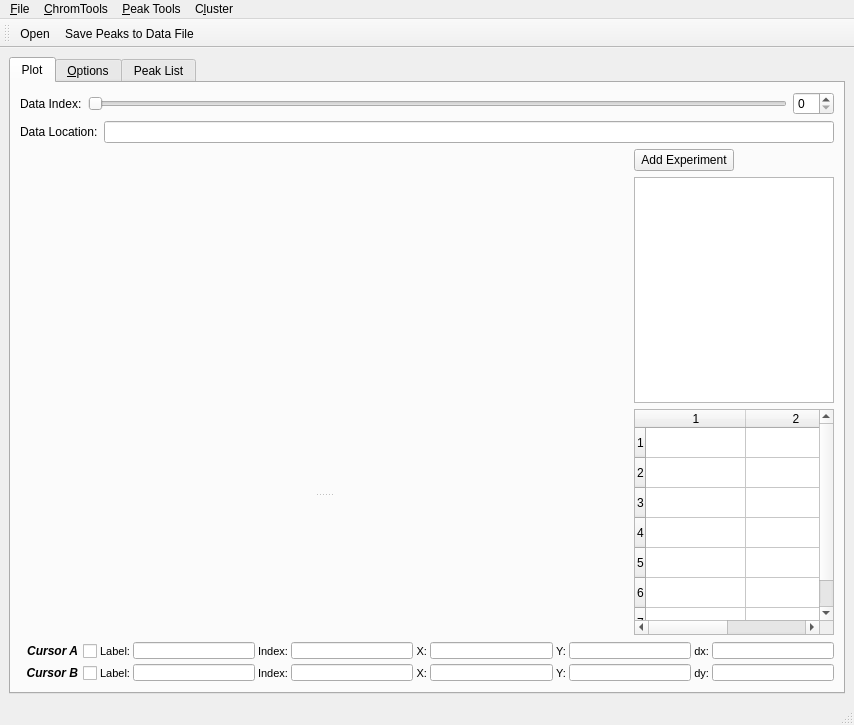
Qt form GCAlign/iterate.ui (mfitzp/toolz) before a commit.
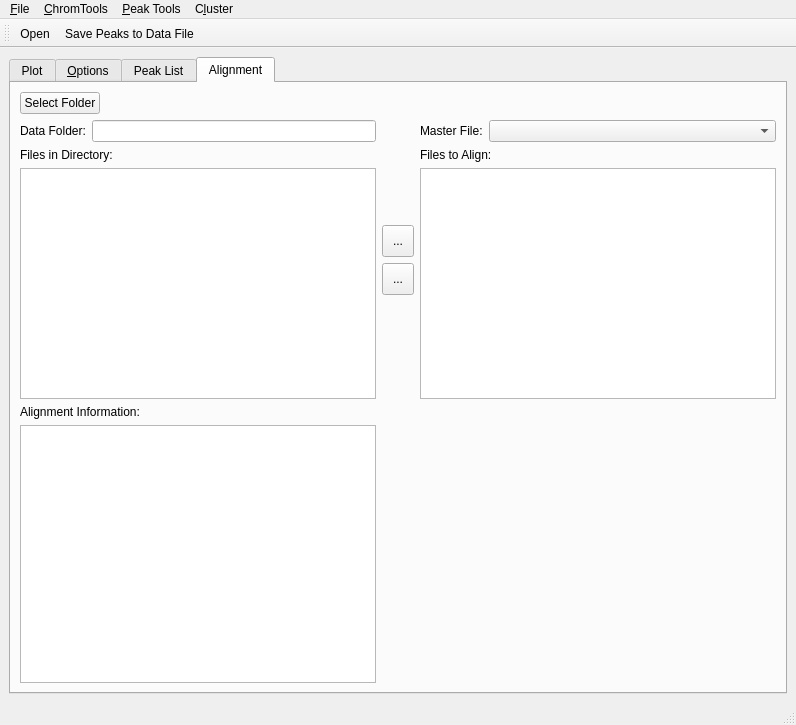
The same form after that commit. The open tabs and pages were chosen to show the change. Icons and pictures are not drawn. Custom widgets are drawn as their Qt base class.

What changed in the file:
```diff
--- a/GCAlign/iterate.ui
+++ b/GCAlign/iterate.ui
@@ -28,6 +28,12 @@
    <layout class="QHBoxLayout" >
     <item>
      <widget class="QTabWidget" name="tabWidget" >
+      <property name="minimumSize" >
+       <size>
+        <width>32</width>
+        <height>32</height>
+       </size>
+      </property>
       <property name="currentIndex" >
        <number>0</number>
       </property>
@@ -1181,6 +1187,213 @@
         </item>
        </layout>
       </widget>
+      <widget class="QWidget" name="tab_3" >
+       <attribute name="title" >
+        <string>Alignment</string>
+       </attribute>
+       <layout class="QHBoxLayout" >
+        <item>
+         <layout class="QGridLayout" >
+          <item row="1" column="0" >
+           <layout class="QVBoxLayout" >
+            <item>
+             <layout class="QHBoxLayout" >
+              <item>
+               <widget class="QLabel" name="label_25" >
+                <property name="text" >
+                 <string>Data Folder:</string>
+                </property>
+               </widget>
+              </item>
+              <item>
+               <widget class="QLineEdit" name="lineEdit" />
+              </item>
+             </layout>
+            </item>
+            <item>
+             <widget class="QLabel" name="label_21" >
+              <property name="text" >
+               <string>Files in Directory:</string>
+              </property>
+             </widget>
+            </item>
+            <item>
+             <widget class="QListWidget" name="listWidget_2" />
+            </item>
+           </layout>
+          </item>
+          <item row="1" column="2" >
+           <layout class="QVBoxLayout" >
+            <item>
+             <layout class="QHBoxLayout" >
+              <item>
+               <widget class="QLabel" name="label_24" >
+                <property name="text" >
+                 <string>Master File:</string>
+                </property>
+               </widget>
+              </item>
+              <item>
+               <widget class="QComboBox" name="comboBox" >
+                <property name="sizePolicy" >
+                 <sizepolicy vsizetype="Fixed" hsizetype="Expanding" >
+                  <horstretch>0</horstretch>
+                  <verstretch>0</verstretch>
+                 </sizepolicy>
+                </property>
+               </widget>
+              </item>
+             </layout>
+            </item>
+            <item>
+             <widget class="QLabel" name="label_22" >
+              <property name="text" >
+               <string>Files to Align:</string>
+              </property>
+             </widget>
+            </item>
+            <item>
+             <widget class="QListWidget" name="listWidget_3" />
+            </item>
+           </layout>
+          </item>
+          <item row="1" column="1" >
+           <layout class="QVBoxLayout" >
+            <item>
+             <spacer>
+              <property name="orientation" >
+               <enum>Qt::Vertical</enum>
+              </property>
+              <property name="sizeHint" >
+               <size>
+                <width>20</width>
+                <height>50</height>
+               </size>
+              </property>
+             </spacer>
+            </item>
+            <item>
+             <widget class="QToolButton" name="toolButton" >
+              <property name="minimumSize" >
+               <size>
+                <width>32</width>
+                <height>32</height>
+               </size>
+              </property>
+              <property name="maximumSize" >
+               <size>
+                <width>32</width>
+                <height>32</height>
+               </size>
+              </property>
+              <property name="toolTip" >
+               <string>Add File(s)</string>
+              </property>
+              <property name="text" >
+               <string>...</string>
+              </property>
+              <property name="icon" >
+               <iconset resource="icons.qrc" >:/new/prefix1/icons/forward.png</iconset>
+              </property>
+              <property name="iconSize" >
+               <size>
+                <width>32</width>
+                <height>32</height>
+               </size>
+              </property>
+             </widget>
+            </item>
+            <item>
+             <widget class="QToolButton" name="toolButton_2" >
+              <property name="minimumSize" >
+               <size>
+                <width>32</width>
+                <height>32</height>
+               </size>
+              </property>
+              <property name="maximumSize" >
+               <size>
+                <width>32</width>
+                <height>32</height>
+               </size>
+              </property>
+              <property name="toolTip" >
+               <string>Remove File(s)</string>
+              </property>
+              <property name="text" >
+               <string>...</string>
+              </property>
+              <property name="icon" >
+               <iconset resource="icons.qrc" >:/new/prefix1/icons/back.png</iconset>
+              </property>
+              <property name="iconSize" >
+               <size>
+                <width>32</width>
+                <height>32</height>
+               </size>
+              </property>
+             </widget>
+            </item>
+            <item>
+             <spacer>
+              <property name="orientation" >
+               <enum>Qt::Vertical</enum>
+              </property>
+              <property name="sizeHint" >
+               <size>
+                <width>20</width>
+                <height>40</height>
+               </size>
+              </property>
+             </spacer>
+            </item>
+           </layout>
+          </item>
+          <item row="2" column="0" >
+           <layout class="QVBoxLayout" >
+            <item>
+             <widget class="QLabel" name="label_16" >
+              <property name="text" >
+               <string>Alignment Information:</string>
+              </property>
+             </widget>
+            </item>
+            <item>
+             <widget class="QTextBrowser" name="textBrowser" />
+            </item>
+           </layout>
+          </item>
+          <item row="0" column="0" >
+           <layout class="QHBoxLayout" >
+            <item>
+             <widget class="QPushButton" name="pushButton_3" >
+              <property name="text" >
+               <string>Select Folder</string>
+              </property>
+              <property name="icon" >
+               <iconset resource="icons.qrc" >:/new/prefix1/icons/fileopen.png</iconset>
+              </property>
+             </widget>
+            </item>
+            <item>
+             <spacer>
+              <property name="orientation" >
+               <enum>Qt::Horizontal</enum>
+              </property>
+              <property name="sizeHint" >
+               <size>
+                <width>40</width>
+                <height>20</height>
+               </size>
+              </property>
+             </spacer>
+            </item>
+           </layout>
+          </item>
+         </layout>
+        </item>
+       </layout>
+      </widget>
      </widget>
     </item>
    </layout>
```
Left out of the diff: 27 changed lines with no effect on the pictures.
